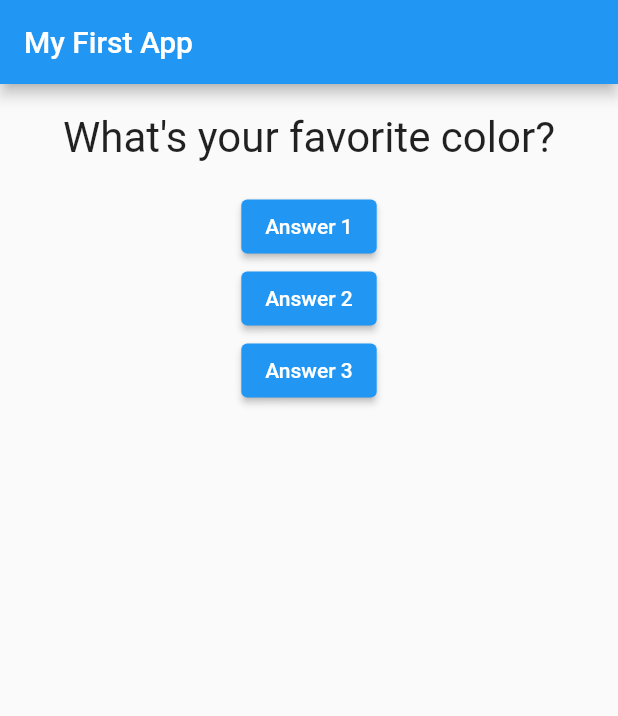
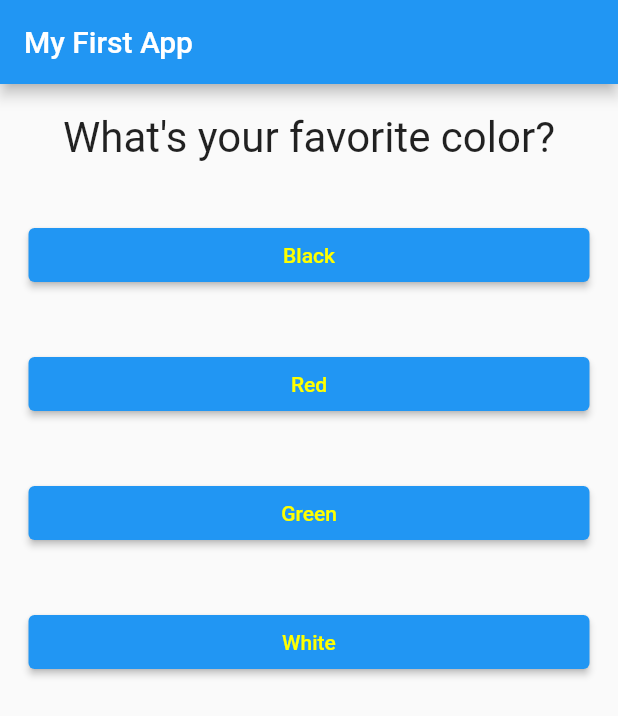
Before and after one commit to horizoncrafts/flutter-guide, a Flutter app: the screen it shows after launch, on a phone screen of 412 x 824 dp. Shown: the top 716 px of the screen. Run offline on Flutter 3.47's test engine with Material 2 defaults, Android fonts, the phone set to English and light mode, and no system bars.

Commit message:
after 51

```diff
--- /dev/null
+++ b/flutter_complete_guide/lib/answer.dart
@@ -0,0 +1,28 @@
+import 'package:flutter/material.dart';
+// import 'package:flutter/src/foundation/key.dart';
+// import 'package:flutter/src/widgets/container.dart';
+// import 'package:flutter/src/widgets/framework.dart';
+
+class Answer extends StatelessWidget {
+  final String answerText;
+  final VoidCallback selectHandler;
+
+  Answer(
+    this.answerText,
+    this.selectHandler,
+  );
+
+  @override
+  Widget build(BuildContext context) {
+    return Container(
+        width: double.infinity,
+        margin: EdgeInsets.all(19),
+        child: ElevatedButton(
+          style: ButtonStyle(
+              backgroundColor: MaterialStateProperty.all(Colors.blue),
+              foregroundColor: MaterialStateProperty.all(Colors.yellowAccent)),
+          child: Text(answerText),
+          onPressed: selectHandler,
+        ));
+  }
+}
--- a/flutter_complete_guide/lib/main.dart
+++ b/flutter_complete_guide/lib/main.dart
@@ -1,6 +1,6 @@
 import 'package:flutter/material.dart';
 import 'package:flutter_complete_guide/question.dart';
-// import './question.dart';
+import 'package:flutter_complete_guide/answer.dart';
 
 // void main() {
 //   runApp(MyApp());
@@ -16,47 +16,52 @@ class MyApp extends StatefulWidget {
 }
 
 class _MyAppState extends State<MyApp> {
+  static const questions = <Map<String, Object>>[
+    {
+      'questionText': 'What\'s your favorite color?',
+      'answers': <String>['Black', 'Red', 'Green', 'White'],
+    },
+    {
+      'questionText': 'What\'s your favorite animal?',
+      'answers': <String>['Rabbit', 'Snake', 'Elephant', 'Lion']
+    },
+    {
+      'questionText': 'What\'s your favorite thing?',
+      'answers': <String>['m', 'n', 'c', 'd']
+    },
+  ];
+
   var _questionIndex = 0;
 
   void _answerQuestion() {
+    if (_questionIndex < questions.length) {
       setState(() {
         _questionIndex = _questionIndex + 1;
       });
+    } else {}
+
     print(_questionIndex);
   }
 
   @override
   Widget build(BuildContext context) {
-    var questions = [
-      'What\'s your favorite color?',
-      'What\'s your favorite animal?',
-    ];
     return MaterialApp(
         home: Scaffold(
       appBar: AppBar(
         title: Text('My First App'),
       ),
-        body: Column(
+      body: _questionIndex < questions.length
+          ? Column(
               children: [
-            Question(questionText: questions[_questionIndex]),
-            ElevatedButton(
-              child: Text('Answer 1'),
-              onPressed: _answerQuestion,
+                Question(questionText: questions[_questionIndex]['questionText'] as String),
+                ...((questions[_questionIndex]['answers'] as List<String>)
+                    .map((e) => Answer(e, this._answerQuestion))
+                    .toList()),
+              ],
+            )
+          : Center(
+              child: Text('You did it'),
             ),
-            ElevatedButton(
-              child: Text('Answer 2'),
-              onPressed: () => print('Answer 2 chosen!'),
-            ),
-            ElevatedButton(
-              child: Text('Answer 3'),
-              onPressed: () {
-                // ...
-                print('Answer 3 chosen');
-              },
-            ),
-          ],
-        ),
-      ),
-    );
+    ));
   }
 }
--- a/flutter_complete_guide/lib/question.dart
+++ b/flutter_complete_guide/lib/question.dart
@@ -6,7 +6,7 @@ import 'package:flutter/material.dart';
 class Question extends StatelessWidget {
   final String questionText;
 
-  Question({this.questionText});
+  Question({this.questionText = ''});
 
   @override
   Widget build(BuildContext context) {
--- a/flutter_complete_guide/pubspec.yaml
+++ b/flutter_complete_guide/pubspec.yaml
@@ -18,7 +18,7 @@ publish_to: 'none' # Remove this line if you wish to publish to pub.dev
 version: 1.0.0+1
 
 environment:
-  sdk: ">=2.11.0 <3.0.0"
+  sdk: ">=2.12.0 <3.0.0"
 
 dependencies:
   flutter:
```
Lines whose indentation alone changed are shown as unchanged.
